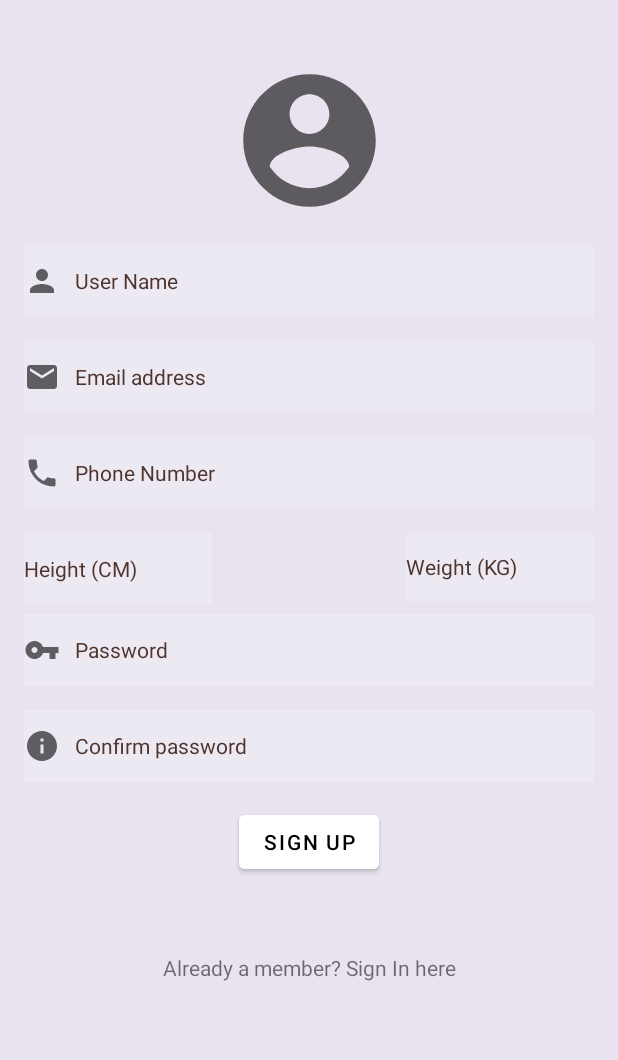
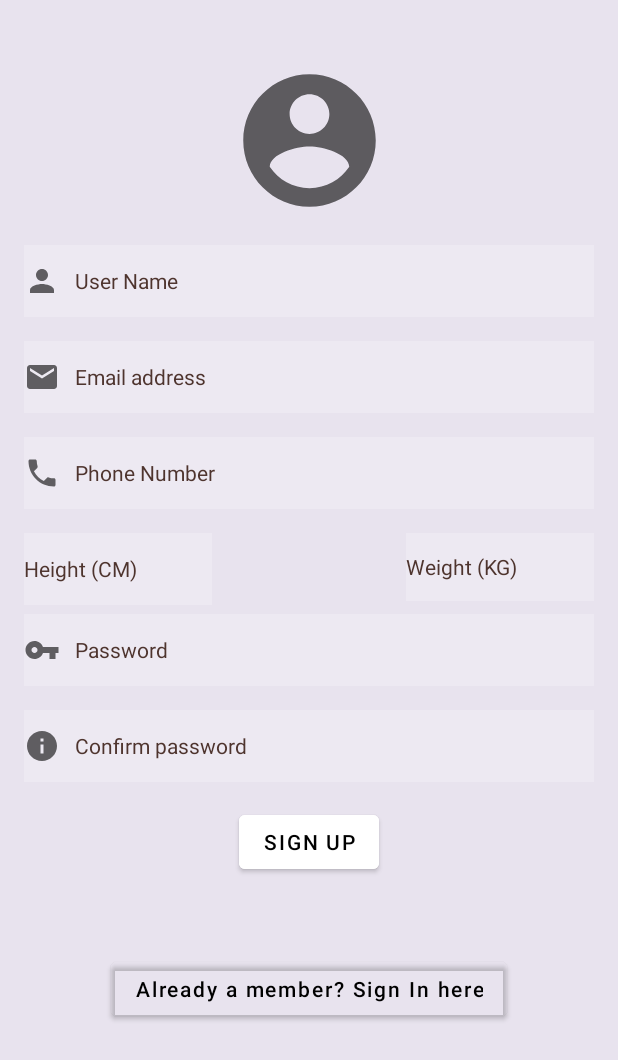
Before and after one commit to wongzhiwei123/MobileAssignment, an Android app: the fragment SignUp shown on its own in the app's theme, on a phone screen of 412 x 824 dp. Shown: the top 1060 px of the screen. Run offline under Robolectric (Android 15) with nearby library versions, the light colour scheme and no system bars.

Commit message:
kotlin ggd

```diff
--- a/app/src/main/res/layout/fragment_sign_up.xml
+++ b/app/src/main/res/layout/fragment_sign_up.xml
@@ -168,7 +168,7 @@
         android:textColor="@color/black"
         android:backgroundTint="@color/white"/>
 
-    <TextView
+    <Button
         android:id="@+id/alrMember"
         android:layout_width="wrap_content"
         android:layout_height="wrap_content"
@@ -178,5 +178,8 @@
         android:text="@string/alrMemberText"
         app:layout_constraintEnd_toEndOf="parent"
         app:layout_constraintStart_toStartOf="parent"
-        app:layout_constraintTop_toBottomOf="@+id/signUpButton" />
+        app:layout_constraintTop_toBottomOf="@+id/signUpButton"
+        android:textColor="@color/black"
+        android:backgroundTint="#00000000"
+        android:textAllCaps="false"/>
 </androidx.constraintlayout.widget.ConstraintLayout>
```
